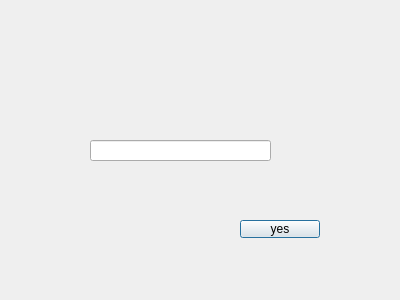
SakuraMarble/Team9_Final, file NoGo-Task1-2.0/Chat.ui: the form before one commit.
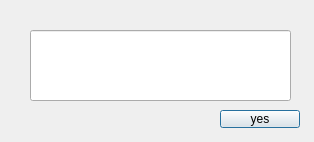
The form after the commit.

The edit to the form file:
```diff
--- a/NoGo-Task1-2.0/Chat.ui
+++ b/NoGo-Task1-2.0/Chat.ui
@@ -6,8 +6,8 @@
    <rect>
     <x>0</x>
     <y>0</y>
-    <width>400</width>
-    <height>300</height>
+    <width>314</width>
+    <height>142</height>
    </rect>
   </property>
   <property name="windowTitle">
@@ -16,8 +16,8 @@
   <widget class="QPushButton" name="btyes">
    <property name="geometry">
     <rect>
-     <x>240</x>
-     <y>220</y>
+     <x>220</x>
+     <y>110</y>
      <width>80</width>
      <height>18</height>
     </rect>
@@ -29,10 +29,10 @@
   <widget class="QLineEdit" name="chatEdit">
    <property name="geometry">
     <rect>
-     <x>90</x>
-     <y>140</y>
-     <width>181</width>
-     <height>21</height>
+     <x>30</x>
+     <y>30</y>
+     <width>261</width>
+     <height>71</height>
     </rect>
    </property>
   </widget>
```
